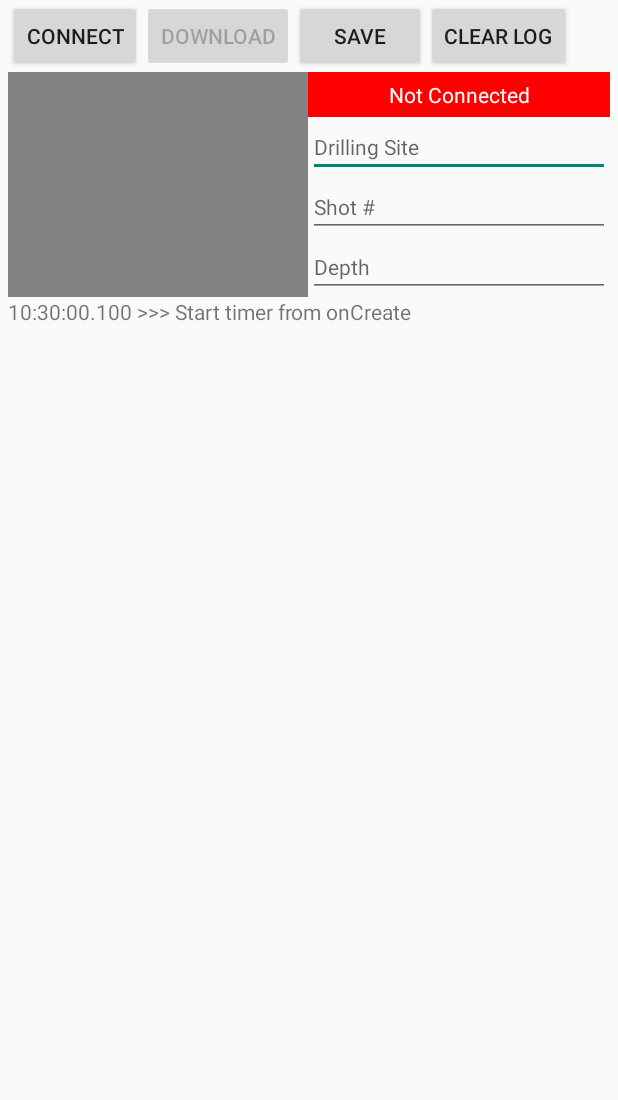
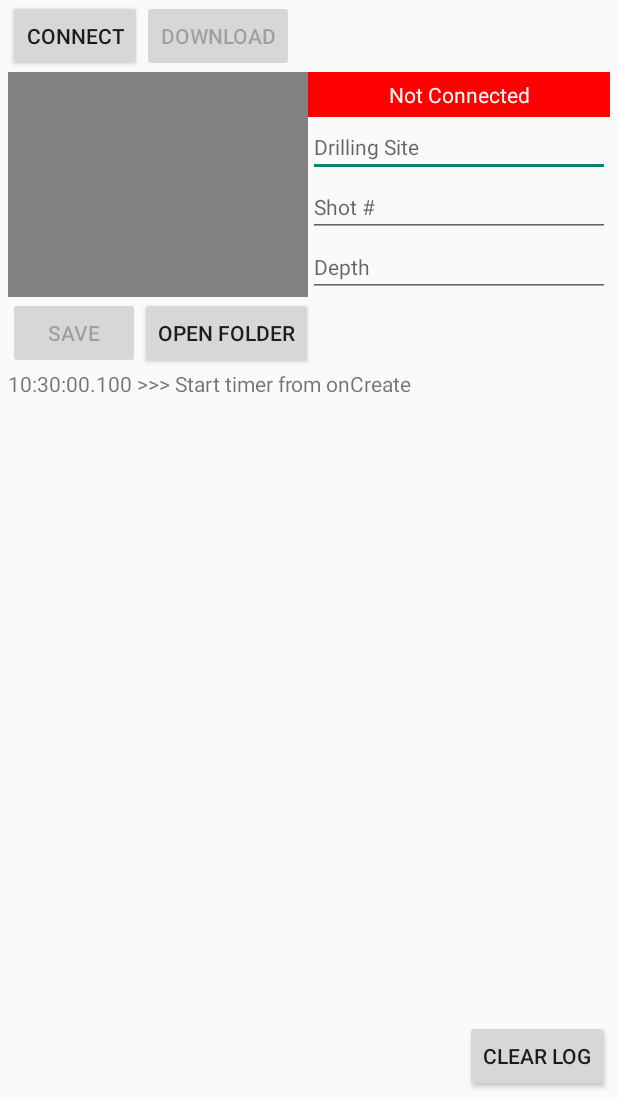
Before and after one commit to pmurdock/CompassViewer, an Android app: the screen it shows after launch (MainActivity), on a phone screen of 412 x 824 dp, the part 136-1236 px from its top. Run offline under Robolectric (Android 15) with nearby library versions, the phone set to English and light mode, and no system bars.

Commit message:
update gitub to latest revs

```diff
--- a/app/src/main/java/com/pcmindustries/tcpclienttest/MainActivity.java
+++ b/app/src/main/java/com/pcmindustries/tcpclienttest/MainActivity.java
@@ -1,10 +1,10 @@
 package com.pcmindustries.tcpclienttest;
 
+import android.content.Context;
 import android.content.Intent;
 import android.graphics.Bitmap;
 import android.graphics.Canvas;
 import android.graphics.Color;
-import android.content.Context;
 import android.graphics.Paint;
 import android.graphics.PorterDuff;
 import android.graphics.PorterDuffXfermode;
@@ -15,11 +15,13 @@ import android.net.Uri;
 import android.net.wifi.WifiInfo;
 import android.net.wifi.WifiManager;
 import android.os.AsyncTask;
+import android.os.Bundle;
 import android.os.Environment;
 import android.os.Handler;
 import android.provider.Settings;
 import android.support.v7.app.ActionBarActivity;
-import android.os.Bundle;
+import android.text.Editable;
+import android.text.TextWatcher;
 import android.util.Log;
 import android.view.Menu;
 import android.view.MenuItem;
@@ -31,10 +33,8 @@ import android.widget.ImageView;
 import android.widget.TextView;
 import android.widget.Toast;
 
-
 import java.io.BufferedInputStream;
 import java.io.File;
-import java.io.FileNotFoundException;
 import java.io.FileOutputStream;
 import java.io.IOException;
 import java.io.InputStream;
@@ -57,11 +57,14 @@ public class MainActivity extends ActionBarActivity {
     private TextView txtStatus;
     private EditText txtDrillSite, txtShot, txtDepth;
     private Button btnDownload;
+    private Button btnSave;
+    private Button btnFolders;
     private boolean bConnected = false;
     private boolean bDownloading = false;
     private Timer timer;
     private TimerTask timerTask;
-    Bitmap bmp;
+    Bitmap cleanbmp;
+    Bitmap textbmp;
 
     public static String getCurrentTimeStamp() {
         //SimpleDateFormat sdfDate = new SimpleDateFormat("yyyy-MM-dd HH:mm:ss.SSS");//dd/MM/yyyy
@@ -83,6 +86,8 @@ public class MainActivity extends ActionBarActivity {
         txtLog = (TextView) findViewById(R.id.txtLog);
         txtStatus = (TextView) findViewById(R.id.txtStatus);
         btnDownload = (Button) findViewById(R.id.btnDownload);
+        btnSave = (Button) findViewById(R.id.btnSave);
+        btnFolders = (Button) findViewById(R.id.btnFolders);
         txtDrillSite = (EditText) findViewById(R.id.txtDrillSite);
         txtShot = (EditText) findViewById(R.id.txtShot);
         txtDepth = (EditText) findViewById(R.id.txtDepth);
@@ -146,6 +151,63 @@ public class MainActivity extends ActionBarActivity {
                 }
 
         );
+
+        txtDrillSite.addTextChangedListener(new TextWatcher() {
+            @Override
+            public void beforeTextChanged(CharSequence charSequence, int i, int i1, int i2) {
+
+            }
+
+            @Override
+            public void onTextChanged(CharSequence charSequence, int i, int i1, int i2) {
+                if (imgView.getDrawable() != null) {
+                    UpdateBitmapText();
+                }
+            }
+
+            @Override
+            public void afterTextChanged(Editable editable) {
+
+            }
+        });
+
+        txtShot.addTextChangedListener(new TextWatcher() {
+            @Override
+            public void beforeTextChanged(CharSequence charSequence, int i, int i1, int i2) {
+
+            }
+
+            @Override
+            public void onTextChanged(CharSequence charSequence, int i, int i1, int i2) {
+                if (imgView.getDrawable() != null) {
+                    UpdateBitmapText();
+                }
+            }
+
+            @Override
+            public void afterTextChanged(Editable editable) {
+
+            }
+        });
+
+        txtDepth.addTextChangedListener(new TextWatcher() {
+            @Override
+            public void beforeTextChanged(CharSequence charSequence, int i, int i1, int i2) {
+
+            }
+
+            @Override
+            public void onTextChanged(CharSequence charSequence, int i, int i1, int i2) {
+                if (imgView.getDrawable() != null) {
+                    UpdateBitmapText();
+                }
+            }
+
+            @Override
+            public void afterTextChanged(Editable editable) {
+
+            }
+        });
 
         logTxt("Start timer from onCreate");
         startTimer();
@@ -285,6 +347,12 @@ public class MainActivity extends ActionBarActivity {
                             txtStatus.setBackgroundColor(Color.RED);
                             btnDownload.setEnabled(false);
                         }
+
+                        if (imgView.getDrawable()==null){
+                            btnSave.setEnabled(false);
+                        } else {
+                            btnSave.setEnabled(true);
+                        }
                     }
                 });
             }
@@ -321,6 +389,8 @@ public class MainActivity extends ActionBarActivity {
         File path = Environment.getExternalStoragePublicDirectory(Environment.DIRECTORY_PICTURES);
         File file = new File(path, "compass.jpg");
 
+
+        if (imgView.getDrawable() != null) {
             Log.d("PCM", "Starting to Write to SD Card");
             logTxt("start writing to SD card");
 
@@ -330,7 +400,7 @@ public class MainActivity extends ActionBarActivity {
 
             try {
                 fos = new FileOutputStream(file, false);
-            bmp.compress(Bitmap.CompressFormat.JPEG, 100, fos);
+                textbmp.compress(Bitmap.CompressFormat.JPEG, 100, fos);
 
                 fos.flush();
                 fos.close();
@@ -340,6 +410,26 @@ public class MainActivity extends ActionBarActivity {
             }
 
             logTxt("Wrote to SD card");
+        }
+    }
+
+    public void btnFolder(View view) {
+  /*      File mFile = new File("/storage/emulated/0/Pictures");
+       File[] list=mFile.listFiles();
+
+        for (File file : list) {
+            Log.d(DEBUG_TAG,file.getPath().toString());
+        }*/
+
+        // Open up new Activity we created with intent
+        //Intent intent = new Intent(this, ShowFilesActivity.class);
+        //startActivity(intent);
+
+        // This works for ASTRO file manager
+        Intent intent = new Intent(Intent.ACTION_VIEW);
+        intent.setDataAndType(Uri.parse("file://" + Environment.getExternalStoragePublicDirectory(Environment.DIRECTORY_PICTURES).getPath() + "/"),
+                "*/*");
+        startActivity(intent);
     }
 
     private class AsyncDownload extends AsyncTask<Void, String, Boolean> {
@@ -383,8 +473,8 @@ public class MainActivity extends ActionBarActivity {
 
 
                 // Create Bitmap from raw data that we received
-                bmp = Bitmap.createBitmap(800, 600, Bitmap.Config.ARGB_8888);
-                bmp.eraseColor(Color.argb(255, 255, 0, 0));
+                cleanbmp = Bitmap.createBitmap(800, 600, Bitmap.Config.ARGB_8888);
+                cleanbmp.eraseColor(Color.argb(255, 255, 0, 0));
                 //bmp.setDensity(Bitmap.DENSITY_NONE);
 
                 for (int y = 0; y < height; y++) {
@@ -396,7 +486,7 @@ public class MainActivity extends ActionBarActivity {
 
                 }
 
-                bmp.setPixels(data, 0, 800, 0, 0, 800, 600);
+                cleanbmp.setPixels(data, 0, 800, 0, 0, 800, 600);
 //            bmp.eraseColor(Color.argb(255, 255, 0, 0));
                 publishProgress("bitmap set");
 
@@ -432,8 +522,22 @@ public class MainActivity extends ActionBarActivity {
         @Override
         protected void onPostExecute(Boolean bSuccess) {
             if (bSuccess) {
+                UpdateBitmapText();
+
+            } else {
+                imgView.setImageDrawable(null);
+            }
+            bDownloading = false;
+        }
+    }
+
+    private void UpdateBitmapText() {
         // write text into bitmap as well
-                Canvas canvas = new Canvas(bmp);
+        //textbmp = Bitmap.createBitmap(800, 600, Bitmap.Config.ARGB_8888);
+        //textbmp.eraseColor(Color.RED);
+        textbmp = cleanbmp.copy(cleanbmp.getConfig(),true);
+
+        Canvas canvas = new Canvas(textbmp);
 
         Paint paint = new Paint();
         paint.setColor(Color.WHITE);
@@ -447,13 +551,11 @@ public class MainActivity extends ActionBarActivity {
         canvas.drawText(strDate,10,30,paint);
         canvas.drawText(txtDrillSite.getText().toString(), 10,60,paint);
         canvas.drawText("Shot # " + txtShot.getText().toString(), 10,90,paint);
-                canvas.drawText("Depth : " + txtDepth.getText().toString(), 10,120,paint);
+        canvas.drawText("Depth : " + txtDepth.getText().toString(), 10, 120, paint);
 
-                imgView.setImageBitmap(bmp);
-            } else {
-                imgView.setImageDrawable(null);
-            }
-            bDownloading = false;
+        imgView.setImageBitmap(textbmp);
+
+        //logTxt("UPDATE bitmap text");
+
     }
 }
-}
--- a/app/src/main/res/layout/activity_main.xml
+++ b/app/src/main/res/layout/activity_main.xml
@@ -42,37 +42,33 @@
         android:onClick="btnDownload"
         android:text="Download"/>
 
-    <Button
-        android:id="@+id/btnSave"
-        android:layout_width="wrap_content"
-        android:layout_height="wrap_content"
-        android:layout_below="@+id/textView"
-        android:layout_centerHorizontal="true"
-        android:layout_toRightOf="@+id/btnDownload"
-        android:onClick="btnSave"
-        android:text="Save"/>
-
-    <Button
-        android:id="@+id/btnClearLog"
-        style="?android:attr/buttonStyleSmall"
-        android:layout_width="wrap_content"
-        android:layout_height="wrap_content"
-        android:layout_alignParentEnd="false"
-        android:layout_alignParentRight="false"
-        android:layout_below="@+id/textView"
-        android:layout_toRightOf="@+id/btnSave"
-        android:onClick="btnClearLog"
-        android:text="Clear Log"/>
-
     <ImageView
         android:id="@+id/imageView"
         android:layout_width="200dp"
         android:layout_height="150dp"
         android:layout_alignParentLeft="true"
-        android:layout_alignParentStart="true"
-        android:layout_below="@+id/btnDownload"
+        android:layout_alignParentStart="false"
+        android:layout_below="@+id/btnConnect"
         android:background="#ff828282"
         android:clickable="true"/>
+
+    <Button
+        android:id="@+id/btnSave"
+        android:layout_width="wrap_content"
+        android:layout_height="wrap_content"
+        android:onClick="btnSave"
+        android:text="Save"
+
+        android:layout_below="@+id/imageView"/>
+
+    <Button
+        android:layout_width="wrap_content"
+        android:layout_height="wrap_content"
+        android:text="Open Folder"
+        android:id="@+id/btnFolders"
+        android:layout_toRightOf="@+id/btnSave"
+        android:onClick="btnFolder"
+        android:layout_alignTop="@+id/btnSave"/>
 
     <TextView
         android:id="@+id/txtStatus"
@@ -86,6 +82,15 @@
         android:text="Not Connected"
         android:textAppearance="?android:attr/textAppearanceSmall"
         />
+
+    <ScrollView
+        android:layout_width="match_parent"
+        android:layout_height="match_parent"
+        android:id="@+id/scrollView2"
+        android:layout_weight="0"
+        android:layout_toRightOf="@+id/imageView"
+        android:layout_alignBottom="@+id/btnFolders"
+        android:layout_below="@+id/txtStatus">
 
         <LinearLayout
             android:layout_width="match_parent"
@@ -103,7 +108,8 @@
                 android:layout_height="wrap_content"
                 android:layout_weight="0"
                 android:hint="Drilling Site"
-            android:textAppearance="?android:attr/textAppearanceSmallInverse"/>
+                android:textAppearance="?android:attr/textAppearanceSmallInverse"
+                android:inputType="textPersonName"/>
 
             <EditText
                 android:id="@+id/txtShot"
@@ -111,7 +117,8 @@
                 android:layout_height="wrap_content"
                 android:layout_weight="0"
                 android:hint="Shot #"
-            android:textAppearance="?android:attr/textAppearanceSmallInverse"/>
+                android:textAppearance="?android:attr/textAppearanceSmallInverse"
+                android:inputType="textPersonName"/>
 
             <EditText
                 android:id="@+id/txtDepth"
@@ -119,9 +126,11 @@
                 android:layout_height="wrap_content"
                 android:layout_weight="0"
                 android:hint="Depth"
-            android:textAppearance="?android:attr/textAppearanceSmallInverse"/>
+                android:textAppearance="?android:attr/textAppearanceSmallInverse"
+                android:inputType="textPersonName"/>
 
         </LinearLayout>
+    </ScrollView>
 
     <ScrollView
         android:id="@+id/scrollView"
@@ -130,17 +139,35 @@
         android:layout_alignParentBottom="true"
         android:layout_alignParentLeft="true"
         android:layout_alignParentRight="true"
-        android:layout_alignParentStart="true"
-        android:layout_below="@+id/imageView"
+        android:layout_alignParentStart="false"
+        android:layout_below="@+id/btnSave"
         android:fillViewport="true"
-        android:scrollbars="vertical">
+        android:scrollbars="vertical"
+        android:fadeScrollbars="false">
 
         <TextView
             android:id="@+id/txtLog"
             android:layout_width="fill_parent"
             android:layout_height="wrap_content"
             android:textAppearance="?android:attr/textAppearanceSmall"
-            />
+
+            android:layout_alignParentBottom="true"
+            android:layout_alignParentLeft="true"
+            android:layout_alignParentStart="true"/>
     </ScrollView>
 
+    <Button
+        android:id="@+id/btnClearLog"
+        style="?android:attr/buttonStyleSmall"
+        android:layout_width="wrap_content"
+        android:layout_height="wrap_content"
+        android:layout_alignParentEnd="false"
+        android:layout_alignParentRight="false"
+        android:onClick="btnClearLog"
+        android:text="Clear Log"
+        android:layout_alignParentStart="false"
+        android:layout_alignParentBottom="false"
+        android:layout_alignBottom="@+id/scrollView"
+        android:layout_alignRight="@+id/scrollView"/>
+
 </RelativeLayout>
--- a/app/src/main/res/values/strings.xml
+++ b/app/src/main/res/values/strings.xml
@@ -3,4 +3,5 @@
 
     <string name="hello_world">Hello world!</string>
     <string name="action_settings">Settings</string>
+    <string name="title_activity_show_files">File List</string>
 </resources>
```
Also changed, not shown: app/src/main/AndroidManifest.xml (+20 -17 lines), app/src/main/java/com/pcmindustries/tcpclienttest/FileList.java (added, +20 -0 lines), app/src/main/java/com/pcmindustries/tcpclienttest/ShowFilesActivity.java (added, +80 -0 lines), app/src/main/java/com/pcmindustries/tcpclienttest/ShowFilesAdapter.java (added, +61 -0 lines), app/src/main/res/layout/activity_show_files.xml (added, +20 -0 lines), app/src/main/res/layout/listview_header_row.xml (added, +20 -0 lines), app/src/main/res/layout/listview_item_row.xml (added, +30 -0 lines), app/src/main/res/menu/menu_show_files.xml (added, +9 -0 lines). Lines whose indentation alone changed are shown as unchanged.
